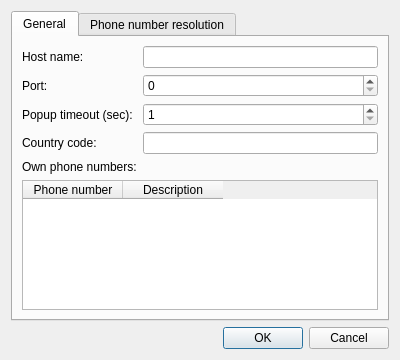
Above: settings.ui from ElTh0r0/fritzcallindicator before the change. Below: the same form after it.
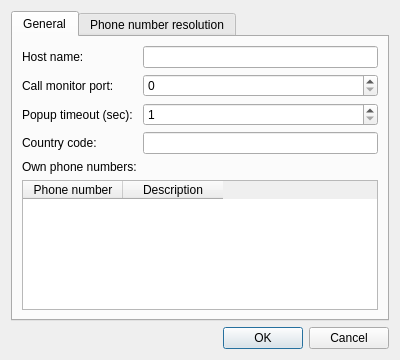
That is the form after the change. Icons and pictures are not drawn.

What changed in the file:
```diff
--- a/settings.ui
+++ b/settings.ui
@@ -52,7 +52,7 @@
        <item row="1" column="0">
         <widget class="QLabel" name="lblPort">
          <property name="text">
-          <string>Port:</string>
+          <string>Call monitor port:</string>
          </property>
         </widget>
        </item>
```
Left out of the diff: 2 changed lines with no effect on the pictures.
